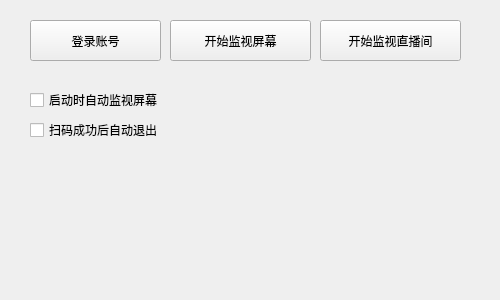
Before: the Qt Designer form src/BH3ScannerGui/BH3ScannerGui.ui in Theresa-0328/MHY_Scanner, drawn with Qt 5.
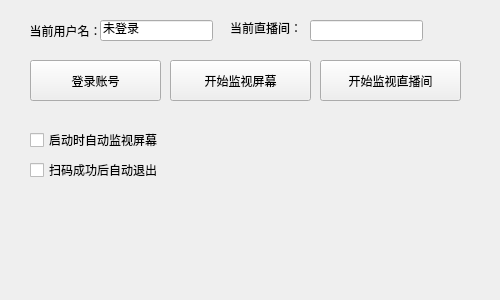
After: the same form once the commit is applied.

Patch:
```diff
--- a/src/BH3ScannerGui/BH3ScannerGui.ui
+++ b/src/BH3ScannerGui/BH3ScannerGui.ui
@@ -2,6 +2,9 @@
 <ui version="4.0">
  <class>BH3ScannerGuiClass</class>
  <widget class="QMainWindow" name="BH3ScannerGuiClass">
+  <property name="enabled">
+   <bool>true</bool>
+  </property>
   <property name="geometry">
    <rect>
     <x>0</x>
@@ -30,7 +33,7 @@
     <property name="geometry">
      <rect>
       <x>30</x>
-      <y>20</y>
+      <y>60</y>
       <width>131</width>
       <height>41</height>
      </rect>
@@ -43,7 +46,7 @@
     <property name="geometry">
      <rect>
       <x>170</x>
-      <y>20</y>
+      <y>60</y>
       <width>141</width>
       <height>41</height>
      </rect>
@@ -59,7 +62,7 @@
     <property name="geometry">
      <rect>
       <x>30</x>
-      <y>90</y>
+      <y>130</y>
       <width>131</width>
       <height>20</height>
      </rect>
@@ -72,7 +75,7 @@
     <property name="geometry">
      <rect>
       <x>30</x>
-      <y>120</y>
+      <y>160</y>
       <width>131</width>
       <height>20</height>
      </rect>
@@ -85,7 +88,7 @@
     <property name="geometry">
      <rect>
       <x>320</x>
-      <y>20</y>
+      <y>60</y>
       <width>141</width>
       <height>41</height>
      </rect>
@@ -94,6 +97,67 @@
      <string>开始监视直播间</string>
     </property>
    </widget>
+   <widget class="QLineEdit" name="lineEditUname">
+    <property name="enabled">
+     <bool>true</bool>
+    </property>
+    <property name="geometry">
+     <rect>
+      <x>100</x>
+      <y>20</y>
+      <width>113</width>
+      <height>21</height>
+     </rect>
+    </property>
+    <property name="text">
+     <string>未登录</string>
+    </property>
+    <property name="alignment">
+     <set>Qt::AlignLeading|Qt::AlignLeft|Qt::AlignVCenter</set>
+    </property>
+    <property name="readOnly">
+     <bool>true</bool>
+    </property>
+   </widget>
+   <widget class="QLabel" name="labelUname">
+    <property name="geometry">
+     <rect>
+      <x>20</x>
+      <y>20</y>
+      <width>91</width>
+      <height>21</height>
+     </rect>
+    </property>
+    <property name="text">
+     <string>当前用户名：</string>
+    </property>
+    <property name="alignment">
+     <set>Qt::AlignCenter</set>
+    </property>
+   </widget>
+   <widget class="QLabel" name="labelLiveName">
+    <property name="geometry">
+     <rect>
+      <x>230</x>
+      <y>20</y>
+      <width>71</width>
+      <height>16</height>
+     </rect>
+    </property>
+    <property name="text">
+     <string>当前直播间：</string>
+    </property>
+   </widget>
+   <widget class="QLineEdit" name="lineEditLiveId">
+    <property name="geometry">
+     <rect>
+      <x>310</x>
+      <y>20</y>
+      <width>113</width>
+      <height>21</height>
+     </rect>
+    </property>
+   </widget>
   </widget>
   <widget class="QStatusBar" name="statusBar">
    <property name="sizeGripEnabled">
```
